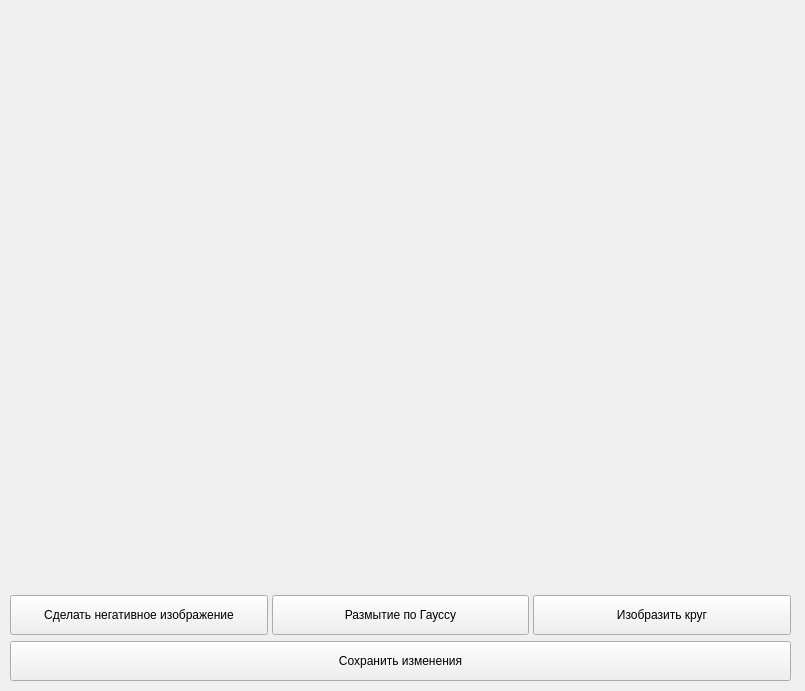
First picture: the form in design/widget_image.ui, repository Qvert/anex_repository, before the edit.
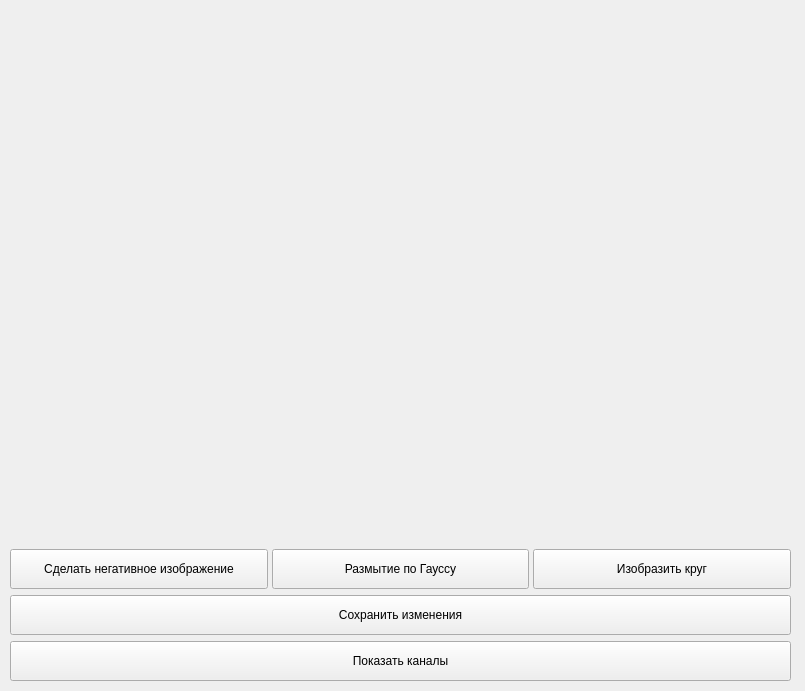
Second picture: the form after the edit.

Commit message: Add new widget select_channels

```diff
--- a/design/widget_image.ui
+++ b/design/widget_image.ui
@@ -10,6 +10,12 @@
     <height>691</height>
    </rect>
   </property>
+  <property name="minimumSize">
+   <size>
+    <width>805</width>
+    <height>691</height>
+   </size>
+  </property>
   <property name="windowTitle">
    <string>Form</string>
   </property>
@@ -125,6 +131,19 @@
       </property>
      </widget>
     </item>
+    <item>
+     <widget class="QPushButton" name="view_channels">
+      <property name="minimumSize">
+       <size>
+        <width>130</width>
+        <height>40</height>
+       </size>
+      </property>
+      <property name="text">
+       <string>Показать каналы</string>
+      </property>
+     </widget>
+    </item>
    </layout>
   </widget>
  </widget>
```
The commit also changes 6 other files.
